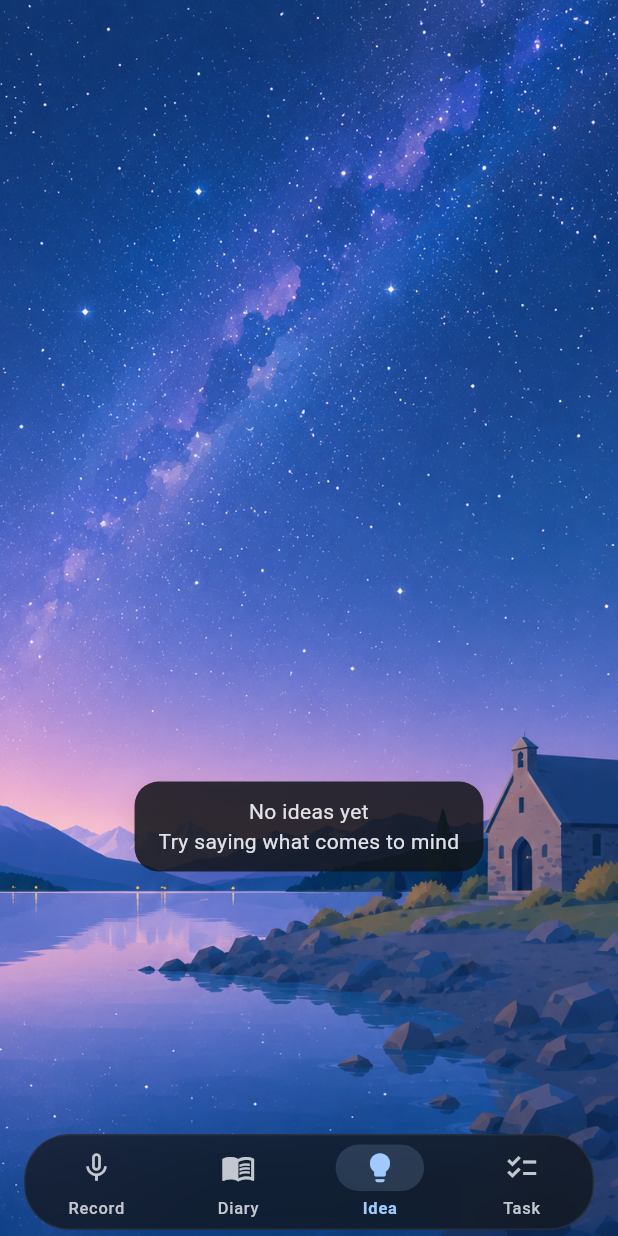
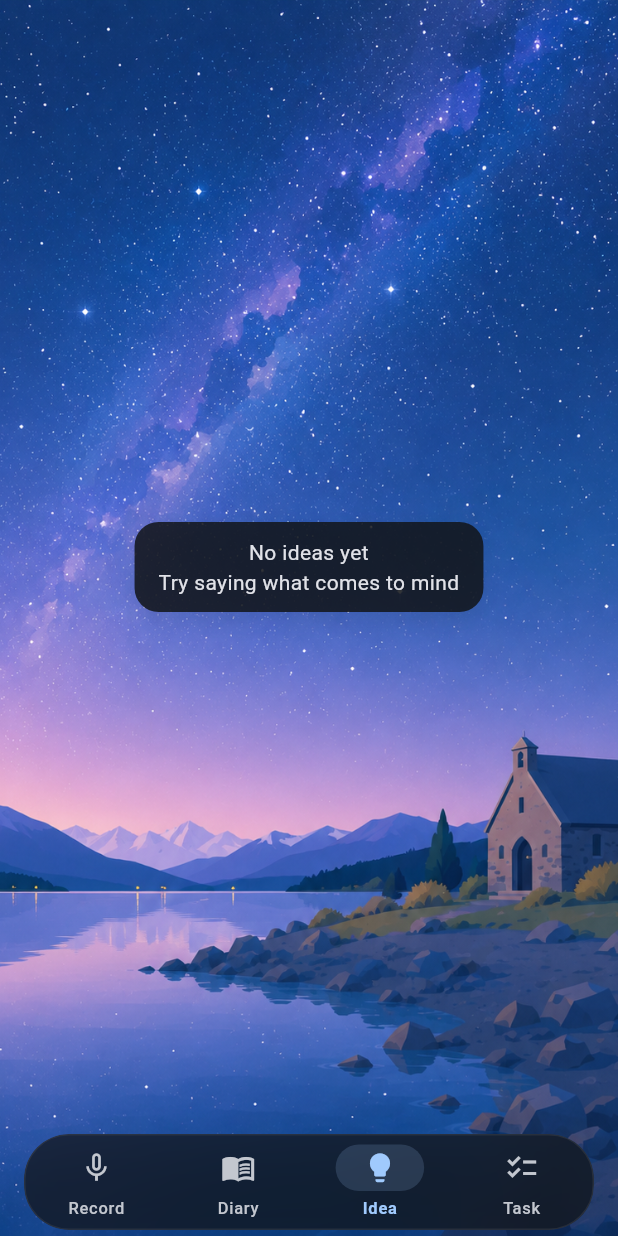
Before and after one commit to arcana04/voice-journal, a Flutter app: the screen it shows after launch, item 3 of the bottom bar chosen, on a phone screen of 412 x 824 dp. Run offline on Flutter 3.47's test engine with Material 3 defaults, Android fonts, the phone set to English and light mode, and no system bars; our stand-ins replace app_links, cloud_functions, firebase_auth, firebase_core, flutter_local_notifications, google_fonts and 5 more; missing offline and left inert: app_settings, record; accounts and stored records are empty.

Commit message:
タスク・アイデア画面のコンテンツ位置を修正
背景イラストが画面固有の決め打ち画像だった頃の名残で、画面上部40〜42%を
空けてカード一覧・絞り込みチップを表示していたため、背景を自由に選べる
ようになった今は不自然な空白になっていた。他の画面と同じくSafeArea直下
から表示するよう修正。

```diff
--- a/lib/screens/idea_screen.dart
+++ b/lib/screens/idea_screen.dart
@@ -27,25 +27,13 @@ class _IdeaScreenState extends State<IdeaScreen> {
 
   @override
   Widget build(BuildContext context) {
-    // idea_background.png はイラスト部分が画面上部の約42%で終わり、その下は
-    // 単色の背景になる。カード一覧はちょうどその境目から表示する。
-    final contentTop = MediaQuery.of(context).size.height * 0.42;
-
     return Scaffold(
       body: Stack(
         children: [
           Positioned.fill(
-            child: const AppBackgroundImage(
-              fallbackAsset: 'assets/images/idea_background.png',
+            child: const AppBackgroundImage(),
           ),
-          ),
-          Positioned(
-            top: contentTop,
-            left: 0,
-            right: 0,
-            bottom: 0,
-            child: SafeArea(
-              top: false,
+          SafeArea(
             child: Consumer<JournalStore>(
               builder: (context, store, _) {
                 if (store.loading && store.entries.isEmpty) {
@@ -100,7 +88,6 @@ class _IdeaScreenState extends State<IdeaScreen> {
               },
             ),
           ),
-          ),
         ],
       ),
     );
```
Also changed, not shown: lib/screens/task_screen.dart (+2 -11 lines). Lines whose indentation alone changed are shown as unchanged.
